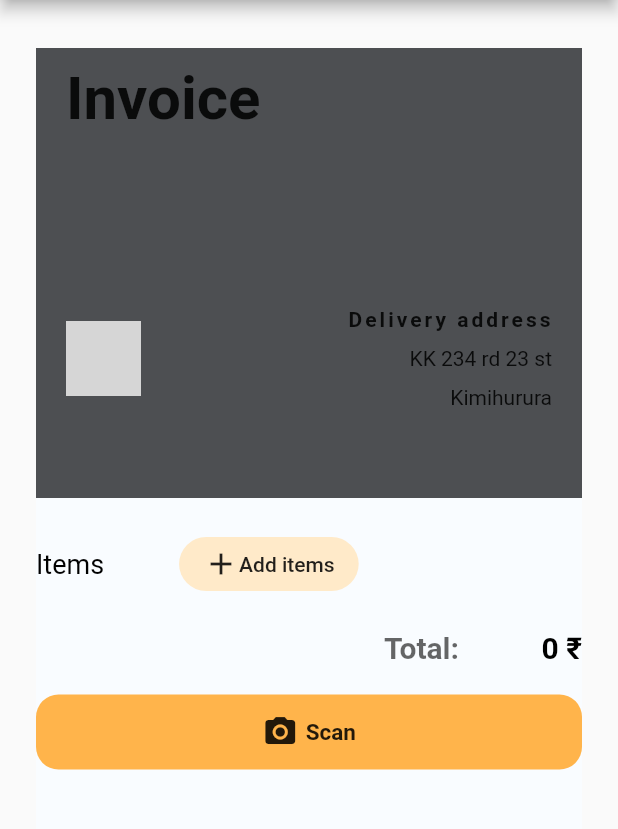
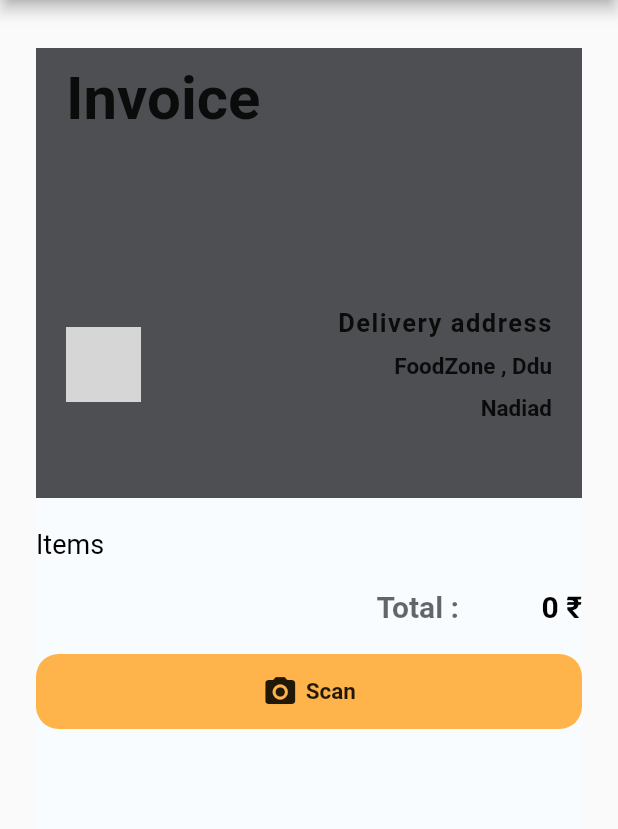
Before and after one commit to deepdonda/canteenApp, a Flutter app: the Invoice screen opened directly with empty values, on a phone screen of 412 x 824 dp, the part 84-913 px from its top. Run offline on Flutter 3.47's test engine with Material 2 defaults, Android fonts, the phone set to English and light mode, and no system bars; our stand-ins replace dio, flutter_secure_storage, fluttertoast, socket_io_client, webview_flutter; missing offline and left inert: barcode_scan; accounts and stored records are empty; network calls fail; grey boxes are pictures that could not be loaded.

Commit message:
ui design changed

```diff
--- a/lib/cart.dart
+++ b/lib/cart.dart
@@ -134,7 +134,7 @@ class _CartPageState extends State<CartPage> {
                             ),
                             Center(
                               child: Text(
-                                "Total:" + total.toString() + " Rs",
+                                "Total:" + total.toString() + " ₹",
                                 style: TextStyle(
                                   fontSize: 18.0,
                                   color: Color(0xFF0A192F),
--- a/lib/order.dart
+++ b/lib/order.dart
@@ -144,7 +144,7 @@ class _OrderPageState extends State<OrderPage> {
                                   height: 20,
                                 ),
                                 Text(
-                                  "NO order placed!!!",
+                                  "Not found any order!",
                                   style: TextStyle(
                                     color: Colors.orange,
                                     fontSize: 20.0,
--- a/lib/orderdetail.dart
+++ b/lib/orderdetail.dart
@@ -16,7 +16,6 @@ const iPrimarryColor = Color(0xFFF9FCFF);
 const iAccentColor = Color(0xFFFFB44B);
 const iAccentColor2 = Color(0xFFFFEAC9);
 var a;
-
 
 // ignore: must_be_immutable
 class Invoice extends StatelessWidget {
@@ -132,18 +131,18 @@ class Invoice extends StatelessWidget {
       children: [
         Text(
           "Delivery address",
-          style: TextStyle(fontWeight: FontWeight.bold, letterSpacing: 2),
+          style: TextStyle(fontSize: 17,fontWeight: FontWeight.bold, letterSpacing: 1),
         ),
         SizedBox(
           height: 10,
         ),
-        Text(
-          "KK 234 rd 23 st",
-        ),
+        Text("FoodZone , Ddu",
+            style: TextStyle(fontSize: 15, fontWeight: FontWeight.bold)),
         SizedBox(
           height: 10,
         ),
-        Text("Kimihurura")
+        Text("Nadiad",
+            style: TextStyle(fontSize: 15, fontWeight: FontWeight.bold))
       ],
     );
   }
@@ -151,9 +150,9 @@ class Invoice extends StatelessWidget {
   Text topHeaderText(String label) {
     return Text(label,
         style: TextStyle(
-          color: Colors.white.withOpacity(0.6),
-          fontSize: 15,
-        ));
+            color: Colors.white.withOpacity(0.6),
+            fontSize: 15,
+            fontWeight: FontWeight.bold));
   }
 }
 
@@ -293,7 +292,7 @@ class _InvoiceBodyState extends State<InvoiceBody> {
                             Navigator.of(context).pushReplacement(
                                 MaterialPageRoute(
                                     builder: (BuildContext context) =>
-                                        PickUP(items:a)));
+                                        PickUP(items: a)));
                           } else if (val["errormsg"] != null) {
                             Fluttertoast.showToast(
                                 msg: val["errormsg"],
@@ -339,7 +338,7 @@ class _InvoiceBodyState extends State<InvoiceBody> {
         Row(
           children: [
             Text(
-              "Total: ",
+              "Total : ",
               style: TextStyle(
                 color: Colors.black.withOpacity(0.6),
                 fontWeight: FontWeight.bold,
@@ -435,15 +434,15 @@ class _InvoiceBodyState extends State<InvoiceBody> {
         SizedBox(
           width: 50,
         ),
-        FlatButton(
-          color: iAccentColor2,
-          shape:
-              RoundedRectangleBorder(borderRadius: BorderRadius.circular(18)),
-          child: Row(
-            children: [Icon(Icons.add), Text("Add items")],
-          ),
-          onPressed: () {},
-        )
+        // FlatButton(
+        //   color: iAccentColor2,
+        //   shape:
+        //       RoundedRectangleBorder(borderRadius: BorderRadius.circular(18)),
+        //   child: Row(
+        //     children: [Icon(Icons.add), Text("Add items")],
+        //   ),
+        //   onPressed: () {},
+        // )
       ],
     );
   }
```
Also changed, not shown: lib/main.dart (+1 -10 lines), lib/ordercard.dart (+4 -4 lines).
